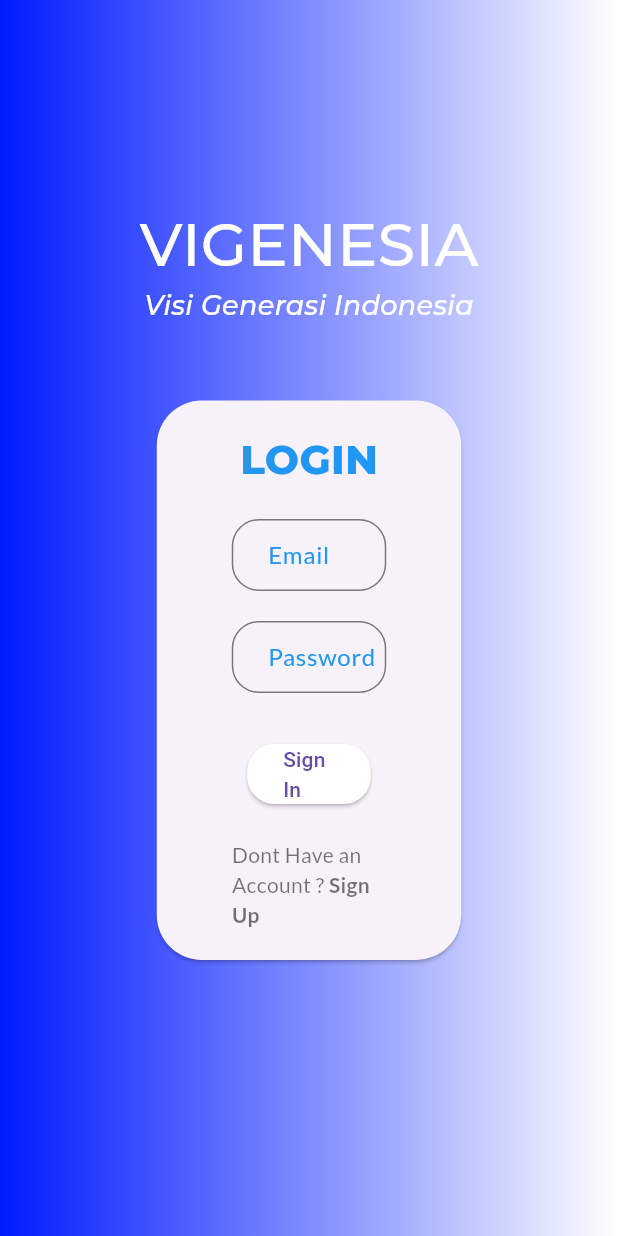
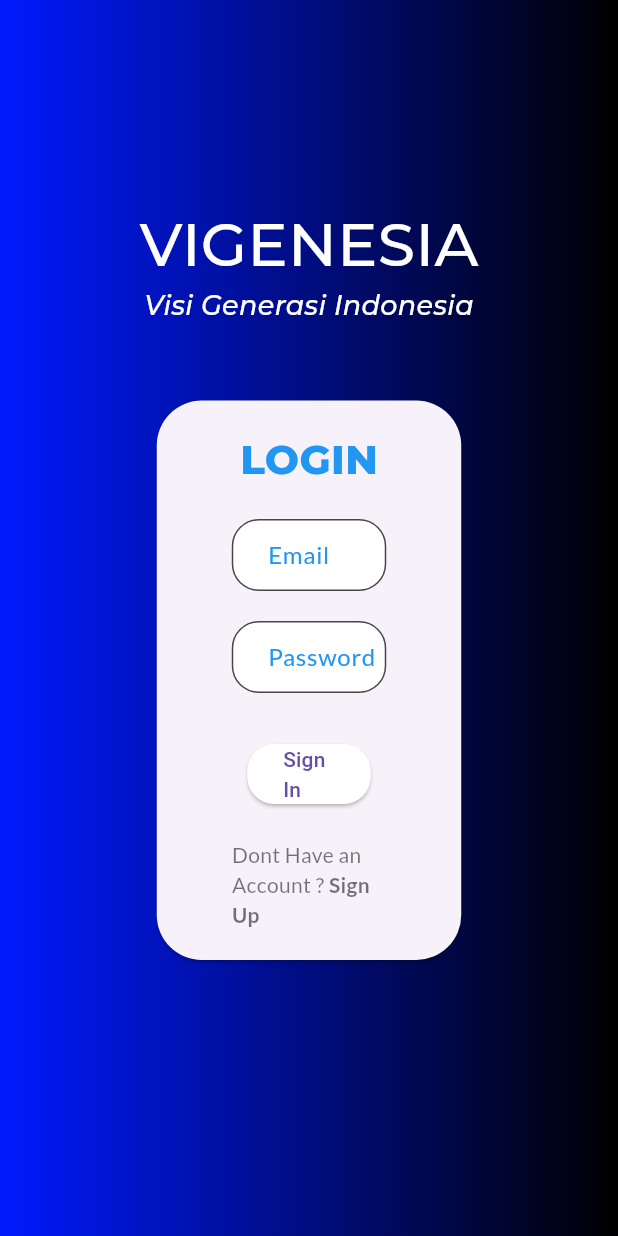
Before and after one commit to NoobBPS/vigenesia_app, a Flutter app: the screen it shows after launch, on a phone screen of 412 x 824 dp. Run offline on Flutter 3.47's test engine with Material 3 defaults, Android fonts, the phone set to English and light mode, and no system bars; our stand-ins replace another_flushbar, dio, flutter_form_builder, google_fonts.

Commit message:
Update Login.dart

```diff
--- a/lib/Screens/Login.dart
+++ b/lib/Screens/Login.dart
@@ -75,7 +75,7 @@ class _LoginState extends State<Login> with WidgetsBindingObserver {
                 end: Alignment.centerRight,
                 colors: [
                   Color.lerp(Color.fromRGBO(38, 0, 255, 1), Color.fromRGBO(0, 26, 255, 1), value)!,
-                  Color.lerp(Color.fromRGBO(255, 255, 255, 1), Color.fromRGBO(255, 255, 255, 1), value)!,
+                  Color.lerp(Color.fromRGBO(0, 0, 0, 1), Color.fromRGBO(0, 0, 0, 1), value)!,
                 ],
               ),
             ),
@@ -121,6 +121,8 @@ class _LoginState extends State<Login> with WidgetsBindingObserver {
                               cursorColor: Colors.blue,
                               controller: emailController,
                               decoration: InputDecoration(
+                                filled: true,
+                                fillColor: Color(0xFFFFFFFF), // Set background color to whitesmoke
                                 contentPadding: EdgeInsets.only(left: 20),
                                 border: OutlineInputBorder(
                                   borderRadius: BorderRadius.circular(18.0),
@@ -144,6 +146,8 @@ class _LoginState extends State<Login> with WidgetsBindingObserver {
                             controller: passwordController,
                             cursorColor: Colors.blue,
                             decoration: InputDecoration(
+                              filled: true,
+                              fillColor: Color(0xFFFFFFFF), // Set background color to whitesmoke
                               contentPadding: EdgeInsets.only(left: 20),
                               border: OutlineInputBorder(
                                 borderRadius: BorderRadius.circular(18.0),
```
